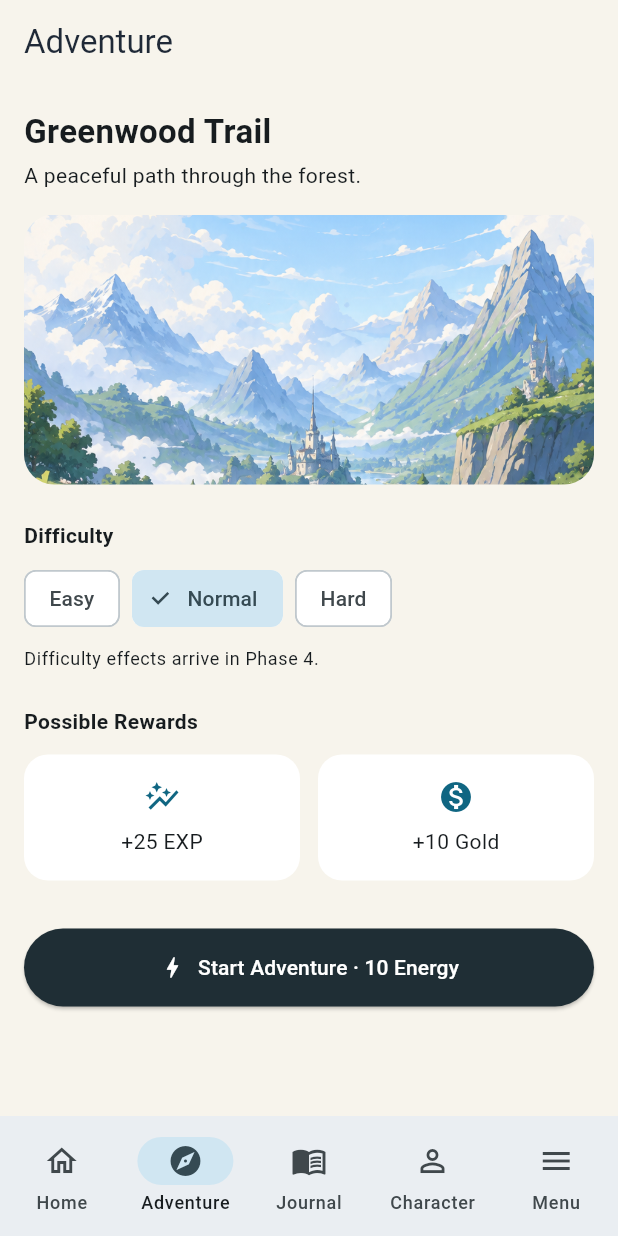
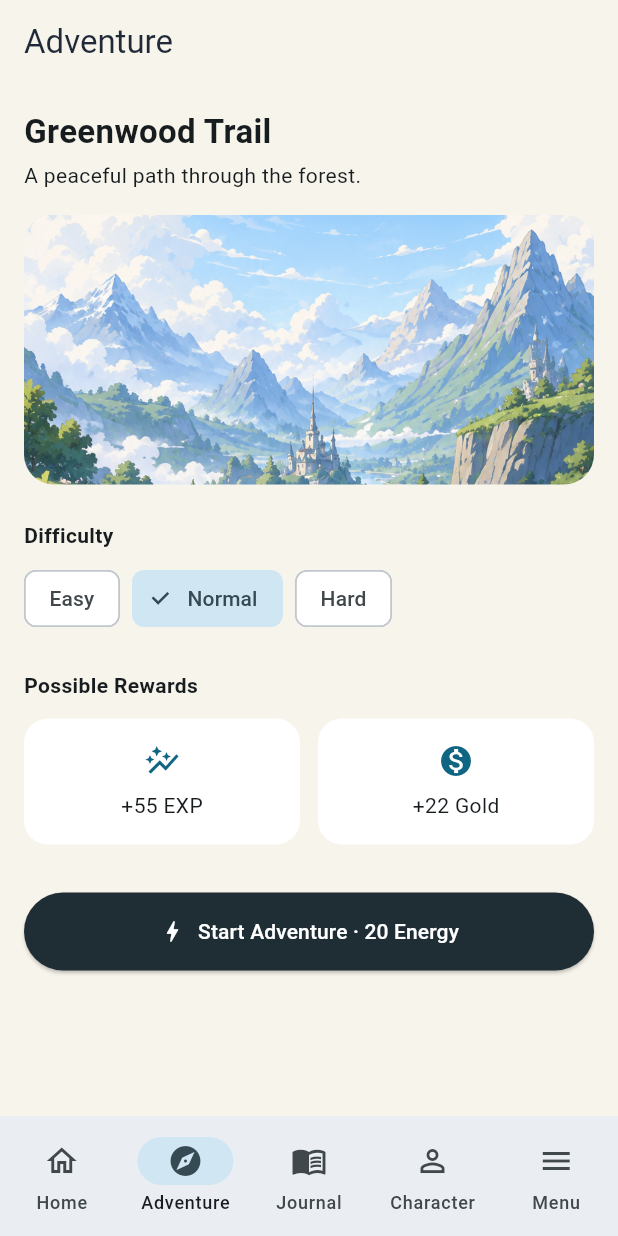
Before and after one commit to namchokGithub/everstride-mobile, a Flutter app: the AdventureScreen screen opened by its route, after a tap on "Normal", on a phone screen of 412 x 824 dp. Run offline on Flutter 3.47's test engine with Material 3 defaults, Android fonts, the phone set to English and light mode, and no system bars; our stand-ins replace drift, flutter_dotenv, flutter_riverpod, go_router; missing offline and left inert: health; accounts and stored records are empty; generated files the repository leaves out were written again.

Commit message:
feat(adventure): add real Greenwood Trail resolution and result screen

```diff
--- a/lib/app/router.dart
+++ b/lib/app/router.dart
@@ -1,5 +1,7 @@
 import 'package:go_router/go_router.dart';
 
+import '../features/adventure/presentation/models/adventure_result.dart';
+import '../features/adventure/presentation/screens/adventure_result_screen.dart';
 import '../features/adventure/presentation/screens/adventure_screen.dart';
 import '../features/journal/presentation/screens/journal_screen.dart';
 import '../features/player/presentation/screens/character_screen.dart';
@@ -21,6 +23,11 @@ final router = GoRouter(
     GoRoute(
       path: '/permission',
       builder: (context, state) => const PermissionScreen(),
+    ),
+    GoRoute(
+      path: '/adventure-result',
+      builder: (context, state) =>
+          AdventureResultScreen(result: state.extra as AdventureResult),
     ),
     StatefulShellRoute.indexedStack(
       builder: (context, state, navigationShell) =>
--- /dev/null
+++ b/lib/features/adventure/presentation/models/adventure_result.dart
@@ -0,0 +1,25 @@
+import '../../../player/domain/repositories/player_repository.dart';
+
+/// UI-transport data for the Adventure result screen. Phase 4 does not
+/// persist Adventure runs or result history.
+class AdventureResult {
+  const AdventureResult({
+    required this.adventureName,
+    required this.difficultyLabel,
+    required this.energySpent,
+    required this.expGained,
+    required this.goldGained,
+    required this.levelBefore,
+    required this.playerAfter,
+  });
+
+  final String adventureName;
+  final String difficultyLabel;
+  final int energySpent;
+  final int expGained;
+  final int goldGained;
+  final int levelBefore;
+  final PlayerState playerAfter;
+
+  bool get leveledUp => playerAfter.level > levelBefore;
+}
--- a/lib/features/adventure/presentation/screens/adventure_screen.dart
+++ b/lib/features/adventure/presentation/screens/adventure_screen.dart
@@ -1,10 +1,12 @@
 import 'package:flutter/material.dart';
 import 'package:flutter_riverpod/flutter_riverpod.dart';
+import 'package:go_router/go_router.dart';
 
 import '../../../../core/errors/result.dart';
 import '../../../player/presentation/controllers/player_controller.dart';
-
-enum _AdventureDifficulty { easy, normal, hard }
+import '../../domain/adventure_catalog.dart';
+import '../../domain/entities/adventure.dart';
+import '../models/adventure_result.dart';
 
 class AdventureScreen extends ConsumerStatefulWidget {
   const AdventureScreen({super.key});
@@ -14,24 +16,88 @@ class AdventureScreen extends ConsumerStatefulWidget {
 }
 
 class _AdventureScreenState extends ConsumerState<AdventureScreen> {
-  var _selectedDifficulty = _AdventureDifficulty.easy;
+  static const _adventure = greenwoodTrail;
+  String _selectedDifficultyId = greenwoodTrail.defaultDifficultyId;
+  var _isStarting = false;
+
+  AdventureDifficulty get _selectedDifficulty =>
+      _adventure.difficultyById(_selectedDifficultyId);
 
   Future<void> _startAdventure() async {
+    if (_isStarting) return;
+
+    final difficulty = _selectedDifficulty;
+    final playerBefore = switch (ref.read(playerControllerProvider)?.value) {
+      Ok(:final value) => value,
+      _ => null,
+    };
+    if (playerBefore == null) return;
+
+    if (playerBefore.energy < difficulty.energyCost) {
+      await _showInsufficientEnergyDialog(difficulty, playerBefore.energy);
+      return;
+    }
+
+    setState(() => _isStarting = true);
     final result = await ref
         .read(playerControllerProvider.notifier)
-        .spendOnAdventure(energyCost: 10, expReward: 25, goldReward: 10);
+        .spendOnAdventure(
+          energyCost: difficulty.energyCost,
+          expReward: difficulty.expReward,
+          goldReward: difficulty.goldReward,
+        );
     if (!mounted) return;
+    setState(() => _isStarting = false);
 
-    final message = switch (result) {
-      Ok() => 'Adventure complete! +25 EXP, +10 Gold',
-      Err(:final failure) => failure.message,
-    };
-    ScaffoldMessenger.of(context)
-        .showSnackBar(SnackBar(content: Text(message)));
+    switch (result) {
+      case Ok(:final value):
+        context.push(
+          '/adventure-result',
+          extra: AdventureResult(
+            adventureName: _adventure.name,
+            difficultyLabel: difficulty.label,
+            energySpent: difficulty.energyCost,
+            expGained: difficulty.expReward,
+            goldGained: difficulty.goldReward,
+            levelBefore: playerBefore.level,
+            playerAfter: value,
+          ),
+        );
+      case Err(:final failure):
+        if (failure.message == 'Not enough energy') {
+          await _showInsufficientEnergyDialog(difficulty, playerBefore.energy);
+        } else {
+          ScaffoldMessenger.of(context)
+              .showSnackBar(SnackBar(content: Text(failure.message)));
+        }
+    }
+  }
+
+  Future<void> _showInsufficientEnergyDialog(
+    AdventureDifficulty difficulty,
+    int currentEnergy,
+  ) {
+    return showDialog<void>(
+      context: context,
+      builder: (context) => AlertDialog(
+        title: const Text('Not enough Energy'),
+        content: Text(
+          '${_adventure.name} (${difficulty.label}) costs ${difficulty.energyCost} Energy. '
+          'You have $currentEnergy. Walk more to earn Energy, or pick an easier difficulty.',
+        ),
+        actions: [
+          TextButton(
+            onPressed: () => Navigator.of(context).pop(),
+            child: const Text('Got it'),
+          ),
+        ],
+      ),
+    );
   }
 
   @override
   Widget build(BuildContext context) {
+    final difficulty = _selectedDifficulty;
     return Scaffold(
       appBar: AppBar(title: const Text('Adventure')),
       body: SingleChildScrollView(
@@ -39,13 +105,13 @@ class _AdventureScreenState extends ConsumerState<AdventureScreen> {
         child: Column(
           crossAxisAlignment: CrossAxisAlignment.stretch,
           children: [
-            const Text(
-              'Greenwood Trail',
-              style: TextStyle(fontSize: 22, fontWeight: FontWeight.bold),
+            Text(
+              _adventure.name,
+              style: const TextStyle(fontSize: 22, fontWeight: FontWeight.bold),
             ),
             const SizedBox(height: 4),
             Text(
-              'A peaceful path through the forest.',
+              _adventure.description,
               style: Theme.of(context).textTheme.bodyMedium,
             ),
             const SizedBox(height: 16),
@@ -65,21 +131,16 @@ class _AdventureScreenState extends ConsumerState<AdventureScreen> {
             const SizedBox(height: 8),
             Wrap(
               spacing: 8,
-              children: _AdventureDifficulty.values
+              children: _adventure.difficultyOptions
                   .map(
-                    (difficulty) => ChoiceChip(
-                      label: Text(_labelFor(difficulty)),
-                      selected: _selectedDifficulty == difficulty,
+                    (option) => ChoiceChip(
+                      label: Text(option.label),
+                      selected: _selectedDifficultyId == option.id,
                       onSelected: (_) =>
-                          setState(() => _selectedDifficulty = difficulty),
+                          setState(() => _selectedDifficultyId = option.id),
                     ),
                   )
                   .toList(),
-            ),
-            const SizedBox(height: 8),
-            Text(
-              'Difficulty effects arrive in Phase 4.',
-              style: Theme.of(context).textTheme.bodySmall,
             ),
             const SizedBox(height: 24),
             const Text(
@@ -87,38 +148,39 @@ class _AdventureScreenState extends ConsumerState<AdventureScreen> {
               style: TextStyle(fontWeight: FontWeight.bold),
             ),
             const SizedBox(height: 12),
-            const Row(
+            Row(
               children: [
                 Expanded(
-                  child: _RewardCard(icon: Icons.auto_graph, label: '+25 EXP'),
+                  child: _RewardCard(
+                    icon: Icons.auto_graph,
+                    label: '+${difficulty.expReward} EXP',
+                  ),
                 ),
-                SizedBox(width: 12),
+                const SizedBox(width: 12),
                 Expanded(
                   child: _RewardCard(
                     icon: Icons.monetization_on,
-                    label: '+10 Gold',
+                    label: '+${difficulty.goldReward} Gold',
                   ),
                 ),
               ],
             ),
             const SizedBox(height: 32),
             ElevatedButton.icon(
-              onPressed: _startAdventure,
-              icon: const Icon(Icons.bolt),
-              label: const Text('Start Adventure · 10 Energy'),
+              onPressed: _isStarting ? null : _startAdventure,
+              icon: _isStarting
+                  ? const SizedBox(
+                      width: 16,
+                      height: 16,
+                      child: CircularProgressIndicator(strokeWidth: 2),
+                    )
+                  : const Icon(Icons.bolt),
+              label: Text('Start Adventure · ${difficulty.energyCost} Energy'),
             ),
           ],
         ),
       ),
     );
-  }
-
-  String _labelFor(_AdventureDifficulty difficulty) {
-    return switch (difficulty) {
-      _AdventureDifficulty.easy => 'Easy',
-      _AdventureDifficulty.normal => 'Normal',
-      _AdventureDifficulty.hard => 'Hard',
-    };
   }
 }
 
```
Also changed, not shown: lib/features/adventure/presentation/screens/adventure_result_screen.dart (added, +82 -0 lines), 1 other file.
